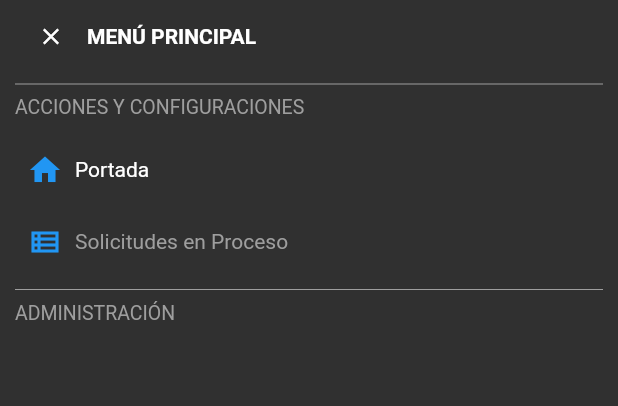
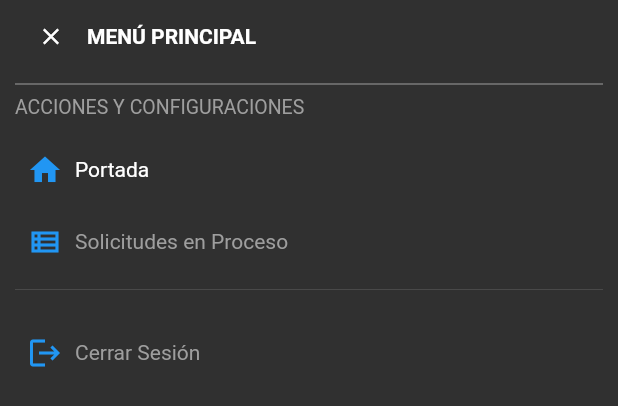
Before and after one commit to aldogdl/scp, a Flutter app: the ConfigPage widget shown alone on an empty page, opened directly, on a phone screen of 412 x 824 dp. Shown: the top 406 px of the screen. Run offline on Flutter 3.47's test engine with Material 2 defaults, Android fonts, the light colour scheme and no system bars; our stand-ins replace blur, cached_network_image, dropdown_search, extended_image, get_it, google_fonts; missing offline and left inert: bitsdojo_window, network_info_plus, window_manager; network calls fail; statements that could not run were skipped.

Commit message:
reparado el login

```diff
--- a/lib/src/pages/middle/config_page.dart
+++ b/lib/src/pages/middle/config_page.dart
@@ -68,10 +68,14 @@ class _ConfigPageState extends State<ConfigPage> {
         s10,
         _iteMenu(context, icon: Icons.home, label: 'Portada', secc: 'home'),
         _iteMenu(context, icon: Icons.view_list_outlined, label: 'Solicitudes en Proceso', secc: 'soliOk'),
-        const Divider(color: Colors.grey),
-        const Texto(txt: 'ADMINISTRACIÓN', sz: 13),
+        const Divider(),
+        s10,
+        _iteMenu(context, icon: Icons.logout, label: 'Cerrar Sesión', secc: 'cerrar_sesion'),
         if(isAdmin)
           ...[
+            const Divider(color: Colors.grey),
+            s10,
+            const Texto(txt: 'ADMINISTRACIÓN', sz: 13),
             s10,
             _iteMenu(context, icon: Icons.not_listed_location_outlined, label: 'Ordenes sin Asignar', secc: 'soliNon'),
             s10,
@@ -80,10 +84,6 @@ class _ConfigPageState extends State<ConfigPage> {
             _iteMenu(context, icon: Icons.account_circle_outlined, label: 'Miembros Administrativos', secc: 'admin_user'),
             s10,
             _iteMenu(context, icon: Icons.clear_all, label: 'Borrar Registro de Login', secc: 'dialog_del_reg'),
-            s10,
-            const Divider(),
-            s10,
-            _iteMenu(context, icon: Icons.logout, label: 'Cerrar Sesión', secc: 'cerrar_sesion'),
           ]
       ],
     );
--- a/lib/src/services/get_content_files.dart
+++ b/lib/src/services/get_content_files.dart
@@ -54,7 +54,9 @@ class GetContentFile {
       if(txtCont.isNotEmpty) {
         users = List<Map<String, dynamic>>.from( json.decode(txtCont) );
         if(users.isNotEmpty) {
-          final hasUser = users.firstWhere((element) => element['curc'] == data['username']);
+          final hasUser = users.firstWhere(
+            (element) => element['curc'] == data['username'], orElse: () => {}
+          );
           if(hasUser.isNotEmpty) {
             _globals.user.fromFile(hasUser);
             return true;
```
Also changed, not shown: lib/src/providers/socket_conn.dart (+3 -4 lines).
